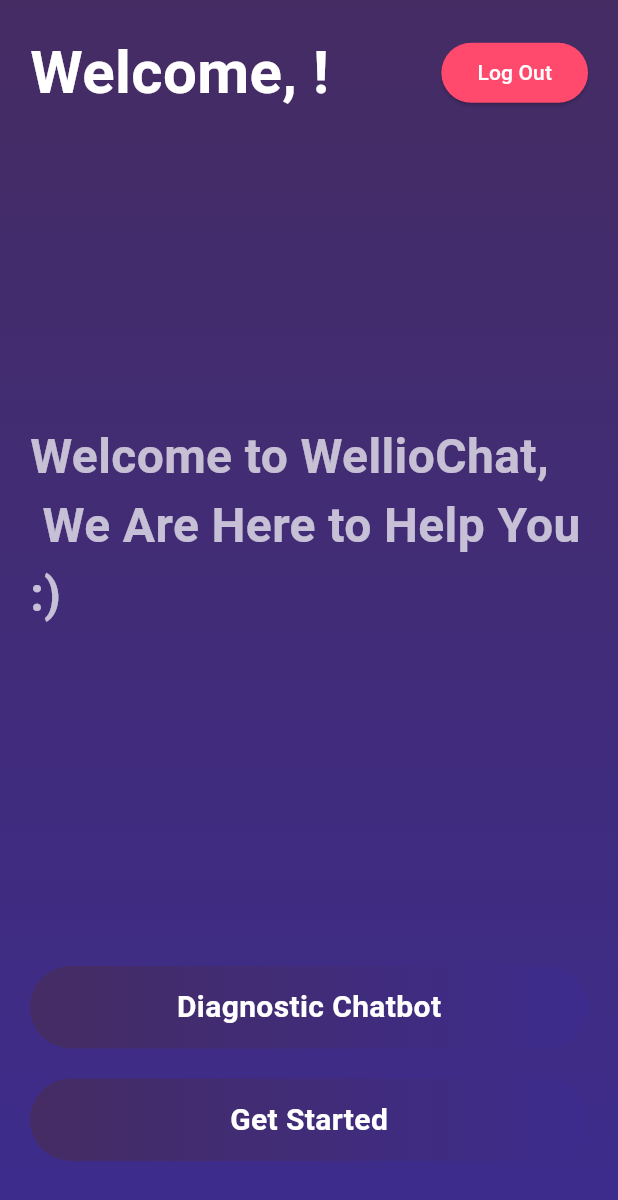
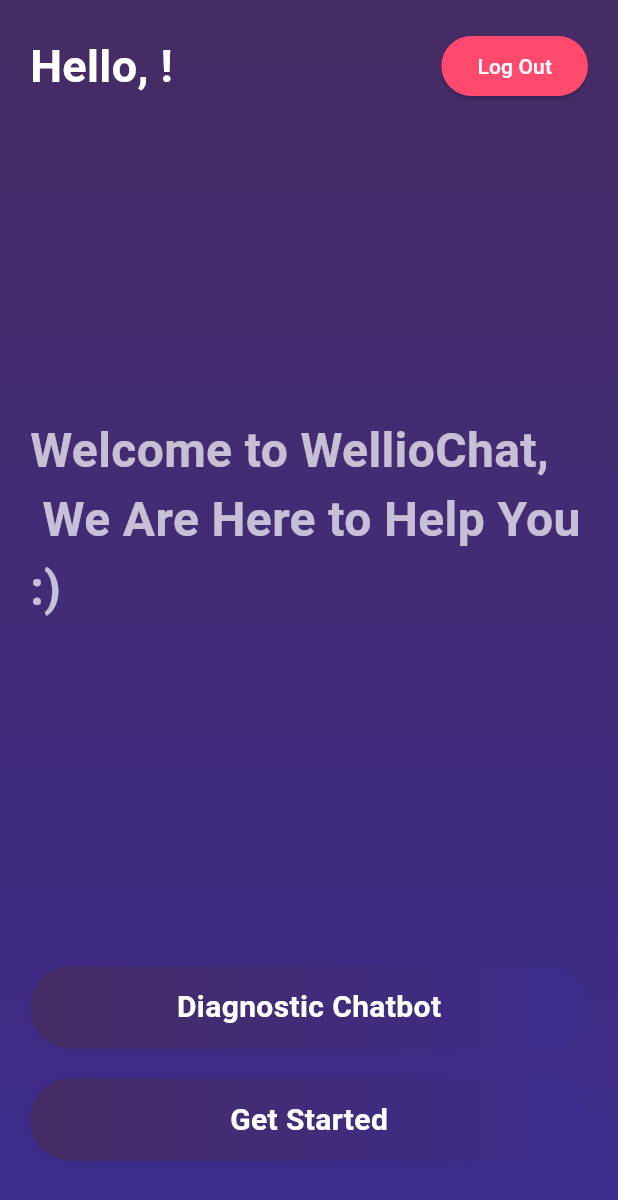
Before and after one commit to AhmedElngar07/Wellio, a Flutter app: the Home screen opened directly with empty values, on a phone screen of 412 x 824 dp. Shown: the top 1200 px of the screen. Run offline on Flutter 3.47's test engine with Material 3 defaults, Android fonts, the phone set to English and light mode, and no system bars; drawn by our look-alikes of animated_text_kit; our stand-ins replace cloud_firestore, firebase_auth, firebase_core, flutter_easyloading, google_generative_ai, image_picker and 1 more; missing offline and left inert: tflite_v2; accounts and stored records are empty; Roboto replaces fonts that are missing (inter).

```diff
--- a/lib/Screens/Home.dart
+++ b/lib/Screens/Home.dart
@@ -42,10 +42,10 @@
                   mainAxisAlignment: MainAxisAlignment.spaceBetween,
                   children: [
                     Text(
-                      "Welcome, $userName!", // Display the logged-in user's name
+                      "Hello, $userName!", // Display the logged-in user's name
                       style: const TextStyle(
                         fontWeight: FontWeight.bold,
-                        fontSize: 40,
+                        fontSize: 30,
                         color: Colors.white,
                       ),
                     ),
--- a/lib/Services/Authentication.dart
+++ b/lib/Services/Authentication.dart
@@ -73,7 +73,7 @@
       } else if (e.code == 'wrong-password') {
         res = "Incorrect password.";
       } else if (e.code == 'invalid-email') {
-        res = "The email address is not valid.";
+        res = "Invalid email address format.";
       } else {
         res = "An unexpected error occurred: ${e.message}";
       }
```
